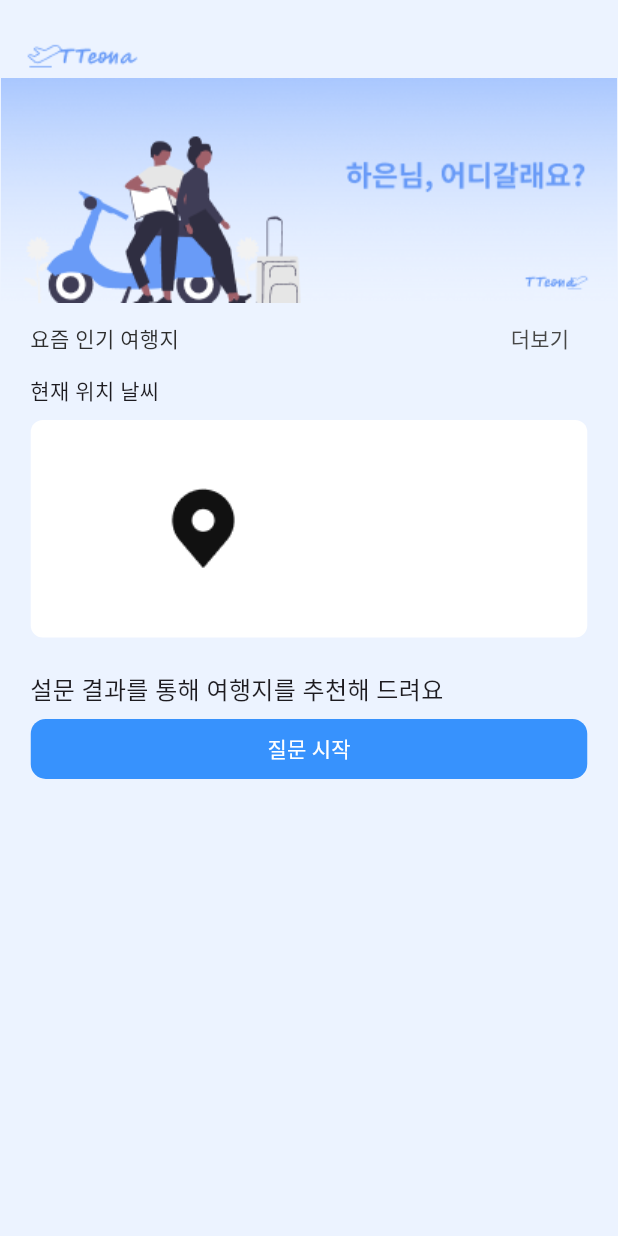
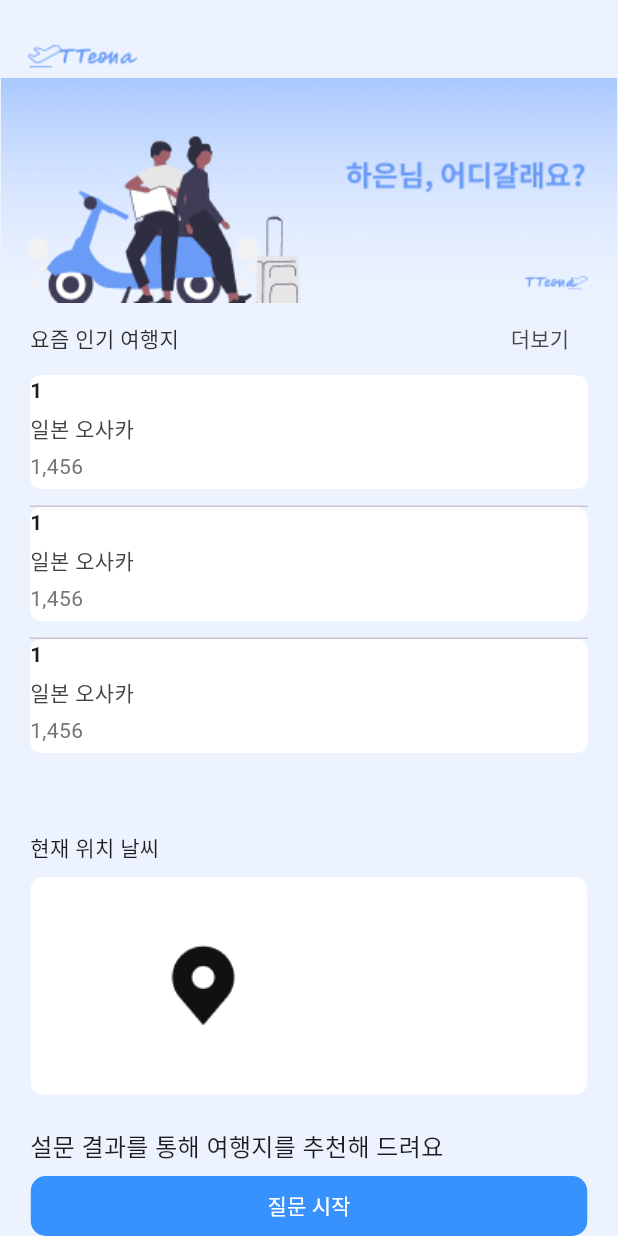
Before and after one commit to leave-leave/Leave-Leave-Flutter, a Flutter app: the home screen opened directly, on a phone screen of 412 x 824 dp. Run offline on Flutter 3.47's test engine with Material 3 defaults, Android fonts, the phone set to English and light mode, and no system bars; Roboto replaces fonts that are missing (Noto Sans KR, Noto sans KR, NotoSansKR).

```diff
--- a/lib/home/widget/home.dart
+++ b/lib/home/widget/home.dart
@@ -9,6 +9,7 @@ class home extends StatefulWidget {
 }
 
 class _homeState extends State<home> {
+  int itemCountToShow = 3;
 
   @override
   Widget build(BuildContext context) {
@@ -56,6 +57,12 @@ class _homeState extends State<home> {
               ],
             ),
           ),
+          Expanded(
+            child: Padding(
+              padding: EdgeInsets.symmetric(horizontal: 20),
+              child: ChatList(),
+            ),
+          ),
           Padding(
             padding: EdgeInsets.only(left: 20),
             child: Align(
@@ -99,7 +106,7 @@ class _homeState extends State<home> {
                   fontFamily: 'Noto sans KR',
                 ),
               ),
-              )
+            ),
           ),
           SizedBox(height: 7.32),
           Container(
@@ -110,7 +117,8 @@ class _homeState extends State<home> {
                 Navigator.push(
                   context,
                   MaterialPageRoute(builder: (context) => question()),
-                );},
+                );
+              },
               child: Text(
                 '질문 시작',
                 style: TextStyle(
@@ -128,5 +136,83 @@ class _homeState extends State<home> {
       ),
     );
   }
+}
 
+class ChatList extends StatefulWidget {
+  @override
+  _ChatListState createState() => _ChatListState();
 }
+
+class _ChatListState extends State<ChatList> {
+  int itemCountToShow = 3;
+
+  @override
+  Widget build(BuildContext context) {
+    return ListView.separated(
+      padding: EdgeInsets.only(top: 0, bottom: 0),
+      itemCount: itemCountToShow,
+      separatorBuilder: (BuildContext context, int index) => Divider(height: 0),
+      itemBuilder: (context, index) {
+        return ChatItem(
+          Lank: '1',
+          TravelName: '일본 오사카',
+          Like: '1,456',
+        );
+      },
+    );
+  }
+
+  void showMoreItems() {
+    setState(() {
+      itemCountToShow = 15;
+    });
+  }
+}
+
+
+class ChatItem extends StatelessWidget {
+
+  final String Lank;
+  final String TravelName;
+  final String Like;
+
+  ChatItem({required this.TravelName, required this.Like, required this.Lank});
+
+  @override
+  Widget build(BuildContext context) {
+    return Container(
+      width: 371,
+      height: 76,
+      margin: EdgeInsets.only(bottom: 12),
+      decoration: BoxDecoration(
+        color: Colors.white,
+        borderRadius: BorderRadius.circular(8),
+      ),
+      child: Column(
+        crossAxisAlignment: CrossAxisAlignment.start,
+        children: [
+          Text(
+            Lank,
+            style: TextStyle(
+              fontWeight: FontWeight.bold,
+            ),
+          ),
+          SizedBox(height: 5),
+          Text(
+            TravelName,
+            style: TextStyle(
+              color: Colors.grey[800],
+            ),
+          ),
+          SizedBox(height: 5),
+          Text(
+            Like,
+            style: TextStyle(
+              color: Colors.grey[600],
+            ),
+          ),
+        ],
+      ),
+    );
+  }
+}
```
Lines whose indentation alone changed are shown as unchanged.
